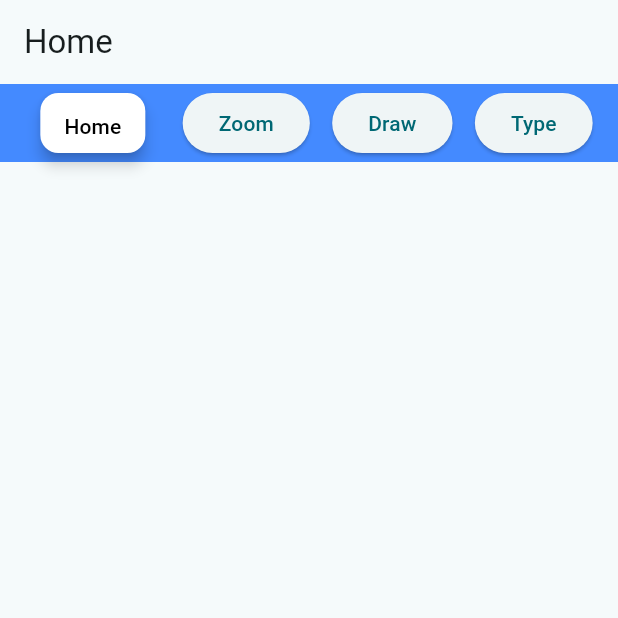
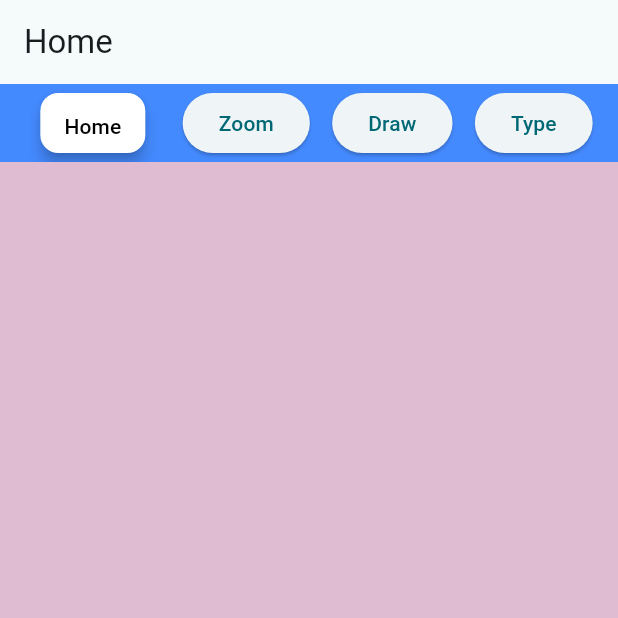
Before and after one commit to oroorro/stay_onit_app, a Flutter app: the screen it shows after launch, on a phone screen of 412 x 824 dp, the top half of it. Run offline on Flutter 3.47's test engine with Material 3 defaults, Android fonts, the phone set to English and light mode, and no system bars.

Commit message:
fixed shifting issue and added color to canvas to differentiate from background

```diff
--- a/lib/main.dart
+++ b/lib/main.dart
@@ -12,7 +12,7 @@ class MyApp extends StatelessWidget {
     return MaterialApp(
       title: 'Project Demo',
       theme: ThemeData(
-        colorScheme: ColorScheme.fromSeed(seedColor: Colors.white10),
+        colorScheme: ColorScheme.fromSeed(seedColor: const Color.fromARGB(26, 255, 255, 255)),
         useMaterial3: true,
       ),
       home: const MyHomePage(title: 'Home'),
@@ -190,14 +190,15 @@ class _MiddleViewState extends State<_MiddleView> {
         }
       },
       child: widget.isZoomingMode  // Disable gesture detection when zooming
-          ? Container(
-              color: Colors.transparent,
+          ? Container( //when zooming Mode is enabled
+              color: const Color.fromARGB(255, 223, 188, 210),
+              //padding: const EdgeInsets.all(8),
               child: CustomPaint(
                 painter: _CanvasPainter(points: points),  // Pass the points to the painter
                 size: const Size(1000, 1000),
               ),
             )
-          : GestureDetector(
+          : GestureDetector( // Drawing mode is enabled
               onPanUpdate: (details) {
                 if (widget.isDrawingMode) {
                   setState(() {
@@ -214,14 +215,15 @@ class _MiddleViewState extends State<_MiddleView> {
                   });
                 }
               },
-              child: CustomPaint(
-                painter: _CanvasPainter(points: points),
-                size: const Size(1000, 1000),
-              ),
+              child: ColoredBox(
+                color: const Color.fromARGB(255, 223, 188, 210),  // Background color
+                child: CustomPaint(
+                  painter: _CanvasPainter(points: points),
+                  size: const Size(1000, 1000),
+                ),
+              )
             ),
-
     );
-
   }
 }
 
@@ -248,6 +250,8 @@ class _CanvasPainter extends CustomPainter {
     }
   }
 
+
+
   @override
   bool shouldRepaint(_CanvasPainter oldDelegate) {
     return true;  // Always repaint when the points list updates
```
